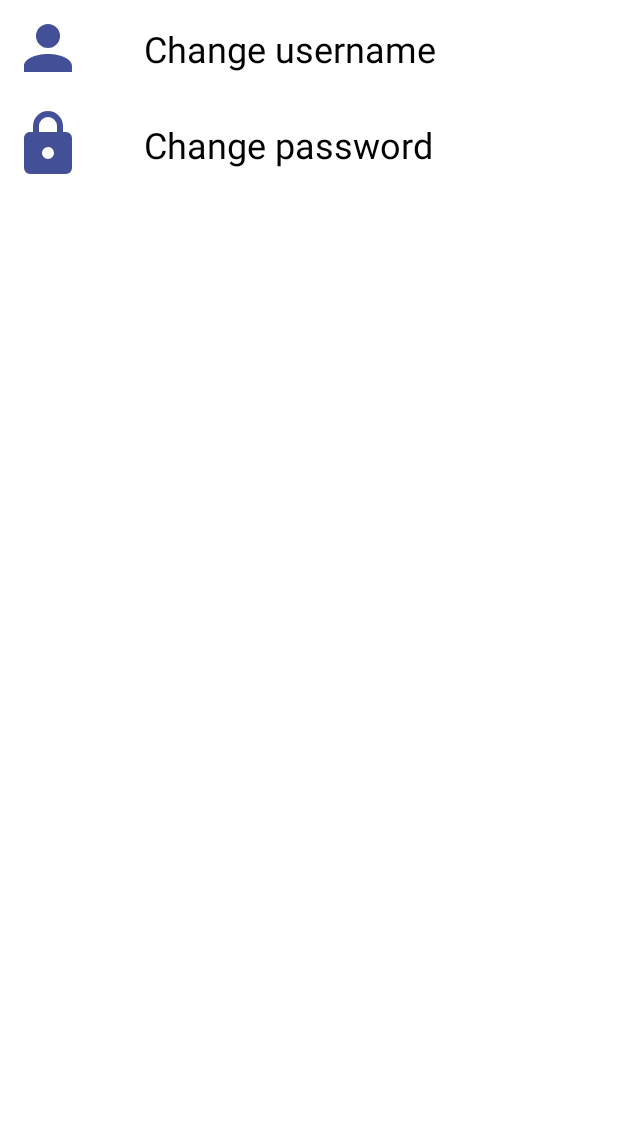
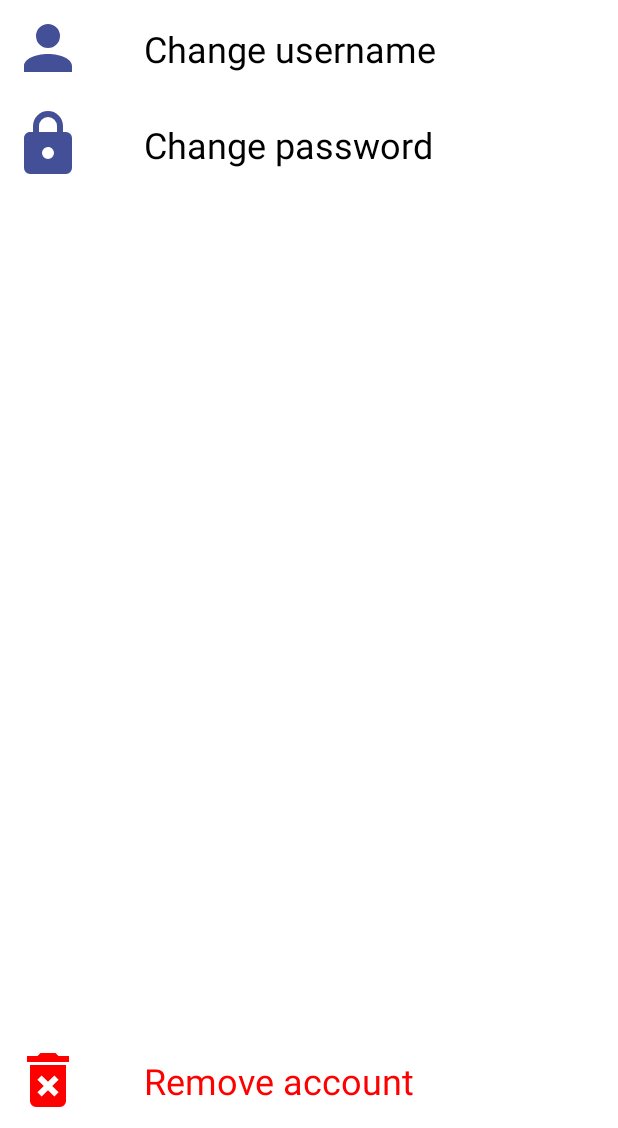
Before and after one commit to norppa/SnapListApp, an Android app: the layout fragment_preferences.xml on its own in the app's theme, with its tools: preview values and no code run, on a phone screen of 412 x 824 dp, the part 108-1236 px from its top. Run offline under Robolectric (Android 15) with nearby library versions, the light colour scheme and no system bars; Roboto replaces fonts that are not available here.

Commit message:
delete account functionality

```diff
--- a/app/src/main/java/com/ducksoup/snaplist/fragment/SnapListFragment.kt
+++ b/app/src/main/java/com/ducksoup/snaplist/fragment/SnapListFragment.kt
@@ -111,9 +111,13 @@ class SnapListFragment : Fragment() {
             if (Store.lists.isEmpty()) {
                 view.findNavController().navigate(R.id.startFragment)
             } else {
+                val position = Store.getActiveListPosition()
                 Store.lists.forEach { list ->
                     tabLayout.addTab(tabLayout.newTab().setText(list.name).setId(list.id))
                 }
+                Store.setActiveList(position)
+
+                tabLayout.getTabAt(Store.getActiveListPosition())?.select()
                 Store.fetchItems { refreshList() }
             }
         }
--- /dev/null
+++ b/app/src/main/res/drawable-v24/icon_trash.xml
@@ -0,0 +1,8 @@
+<?xml version="1.0" encoding="utf-8"?>
+<vector xmlns:android="http://schemas.android.com/apk/res/android"
+    android:height="24dp"
+    android:width="24dp"
+    android:viewportWidth="24"
+    android:viewportHeight="24">
+    <path android:fillColor="#000" android:pathData="M6,19A2,2 0 0,0 8,21H16A2,2 0 0,0 18,19V7H6V19M8.46,11.88L9.87,10.47L12,12.59L14.12,10.47L15.53,11.88L13.41,14L15.53,16.12L14.12,17.53L12,15.41L9.88,17.53L8.47,16.12L10.59,14L8.46,11.88M15.5,4L14.5,3H9.5L8.5,4H5V6H19V4H15.5Z" />
+</vector>
--- a/app/src/main/res/layout/fragment_preferences.xml
+++ b/app/src/main/res/layout/fragment_preferences.xml
@@ -106,5 +106,36 @@
             app:layout_constraintTop_toTopOf="parent" />
     </androidx.constraintlayout.widget.ConstraintLayout>
 
+    <androidx.constraintlayout.widget.ConstraintLayout
+        android:id="@+id/settings_destroy"
+        android:layout_width="match_parent"
+        android:layout_height="64dp"
+        app:layout_constraintBottom_toBottomOf="parent">
+
+        <ImageView
+            android:id="@+id/settings_destroy_icon"
+            android:layout_width="64dp"
+            android:layout_height="64dp"
+            android:padding="8dp"
+            android:src="@drawable/icon_trash"
+            app:layout_constraintBottom_toBottomOf="parent"
+            app:layout_constraintStart_toStartOf="parent"
+            app:layout_constraintTop_toTopOf="parent"
+            app:tint="@color/red" />
+
+        <TextView
+            android:id="@+id/settings_destroy_text"
+            android:layout_width="0dp"
+            android:layout_height="wrap_content"
+            android:layout_marginStart="32dp"
+            android:text="Remove account"
+            android:textSize="24sp"
+            android:textColor="@color/red"
+            app:layout_constraintBottom_toBottomOf="parent"
+            app:layout_constraintEnd_toEndOf="parent"
+            app:layout_constraintStart_toEndOf="@+id/settings_destroy_icon"
+            app:layout_constraintTop_toTopOf="parent" />
+    </androidx.constraintlayout.widget.ConstraintLayout>
+
 
 </androidx.constraintlayout.widget.ConstraintLayout>
```
Also changed, not shown: app/src/main/java/com/ducksoup/snaplist/API.kt (+20 -18 lines), app/src/main/java/com/ducksoup/snaplist/Store.kt (+31 -13 lines), app/src/main/java/com/ducksoup/snaplist/fragment/PreferencesFragment.kt (+33 -8 lines), app/src/main/res/layout/delete_account_dialog.xml (added, +18 -0 lines).
